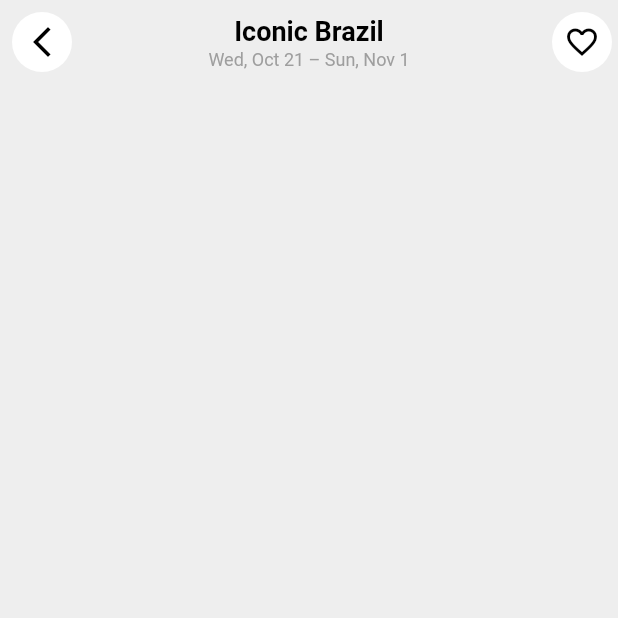
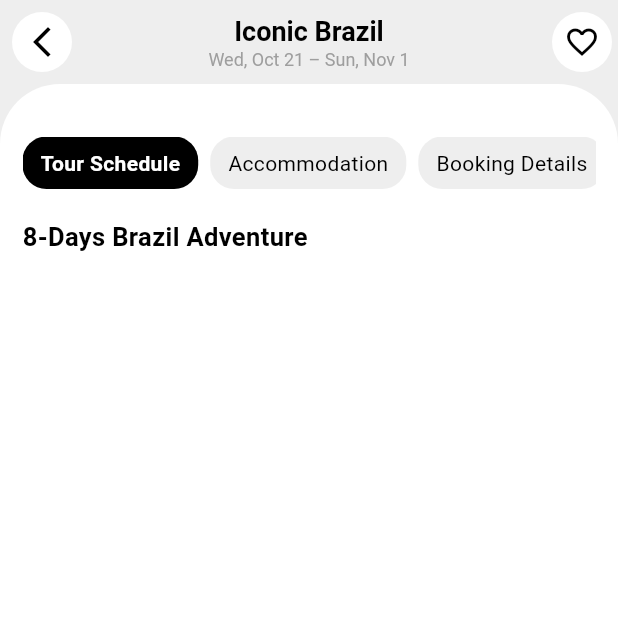
Before and after one commit to Moamen-ahmed-13/task, a Flutter app: the DetailsScreen screen opened by its route, on a phone screen of 412 x 824 dp, the top half of it. Run offline on Flutter 3.47's test engine with Material 3 defaults, Android fonts, the phone set to English and light mode, and no system bars; our stand-ins replace firebase_auth, firebase_core, get, google_sign_in; accounts and stored records are empty.

Commit message:
the tab list ui created

```diff
--- a/lib/presentation/screens/pages/details.dart
+++ b/lib/presentation/screens/pages/details.dart
@@ -10,6 +10,32 @@ class DetailsScreen extends GetWidget<DetailsController> {
     return Scaffold(
       backgroundColor: Colors.grey.shade200,
       appBar: _buildAppBar(),
+      body: Container(
+        padding: const EdgeInsets.all(15),
+        decoration: BoxDecoration(
+          color: Colors.white,
+          borderRadius: const BorderRadius.only(
+            topLeft: Radius.circular(40),
+            topRight: Radius.circular(40),
+          ),
+        ),
+        child: Column(
+          crossAxisAlignment: CrossAxisAlignment.start,
+          children: [
+            const SizedBox(height: 20),
+            _buildTabBar(),
+            const SizedBox(height: 20),
+
+            Text('8-Days Brazil Adventure',
+                style: TextStyle(
+                    color: Colors.black,
+                    fontSize: 17,
+                    fontWeight: FontWeight.w600)),
+            // Expanded(child: _buildScheduleList()),
+            // _buildBookButton(),
+          ],
+        ),
+      ),
     );
   }
 
@@ -49,4 +75,40 @@ class DetailsScreen extends GetWidget<DetailsController> {
       ],
     );
   }
+
+  Widget _buildTabBar() {
+    return Container(
+      height: 35,
+      width: double.infinity,
+      child: ListView(
+        shrinkWrap: true,
+        scrollDirection: Axis.horizontal,
+        children: [
+          _tabButton(true, 'Tour Schedule'),
+          SizedBox(width: 8),
+          _tabButton(false, 'Accommodation'),
+          SizedBox(width: 8),
+          _tabButton(false, 'Booking Details'),
+        ],
+      ),
+    );
+  }
+
+  Container _tabButton(bool isSelected, String title) {
+    return Container(
+      padding: const EdgeInsets.symmetric(horizontal: 12, vertical: 8),
+      decoration: BoxDecoration(
+        color: isSelected ? Colors.black : Colors.grey.shade200,
+        borderRadius: BorderRadius.circular(16),
+      ),
+      child: Text(
+        title,
+        style: TextStyle(
+          color: isSelected ? Colors.white : Colors.black,
+          fontSize: 14,
+          fontWeight: isSelected ? FontWeight.bold : FontWeight.normal,
+        ),
+      ),
+    );
+  }
 }
```
